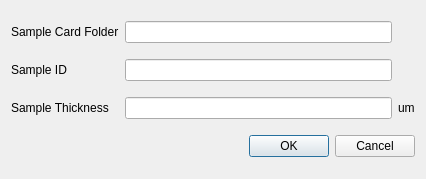
Qt form forms/form_sample.ui (DESY-FH-ELab/TCT-analysis) before a commit.
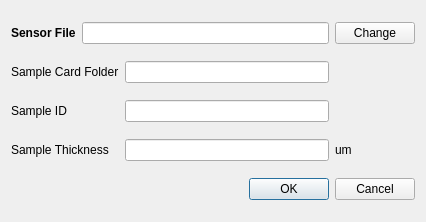
The same form after that commit.

Commit message: GUI changes - reorganized folders and sample card configs

What changed in the file:
```diff
--- a/forms/form_sample.ui
+++ b/forms/form_sample.ui
@@ -7,7 +7,7 @@
     <x>0</x>
     <y>0</y>
     <width>426</width>
-    <height>179</height>
+    <height>222</height>
    </rect>
   </property>
   <property name="windowTitle">
@@ -15,43 +15,66 @@
   </property>
   <layout class="QGridLayout" name="gridLayout">
    <item row="0" column="0">
+    <widget class="QLabel" name="label_sensor">
+     <property name="font">
+      <font>
+       <weight>75</weight>
+       <bold>true</bold>
+      </font>
+     </property>
+     <property name="text">
+      <string>Sensor File</string>
+     </property>
+    </widget>
+   </item>
+   <item row="0" column="1" colspan="2">
+    <widget class="QLineEdit" name="cc_sensor"/>
+   </item>
+   <item row="0" column="3">
+    <widget class="QPushButton" name="chdir_sensor">
+     <property name="text">
+      <string>Change</string>
+     </property>
+    </widget>
+   </item>
+   <item row="1" column="0" colspan="2">
     <widget class="QLabel" name="label_3">
      <property name="text">
       <string>Sample Card Folder</string>
      </property>
     </widget>
    </item>
-   <item row="0" column="1">
+   <item row="1" column="2">
     <widget class="QLineEdit" name="folder"/>
    </item>
-   <item row="1" column="0">
+   <item row="2" column="0">
     <widget class="QLabel" name="label_4">
      <property name="text">
       <string>Sample ID</string>
      </property>
     </widget>
    </item>
-   <item row="1" column="1">
+   <item row="2" column="2">
     <widget class="QLineEdit" name="id"/>
    </item>
-   <item row="2" column="0">
+   <item row="3" column="0" colspan="2">
     <widget class="QLabel" name="label_5">
      <property name="text">
       <string>Sample Thickness</string>
      </property>
     </widget>
    </item>
-   <item row="2" column="1">
+   <item row="3" column="2">
     <widget class="QLineEdit" name="thickness"/>
    </item>
-   <item row="2" column="2">
+   <item row="3" column="3">
     <widget class="QLabel" name="label_units">
      <property name="text">
       <string>um</string>
      </property>
     </widget>
    </item>
-   <item row="3" column="0" colspan="3">
+   <item row="4" column="2" colspan="2">
     <widget class="QDialogButtonBox" name="buttonBox">
      <property name="orientation">
       <enum>Qt::Horizontal</enum>
```
The commit also changes 10 other files.
